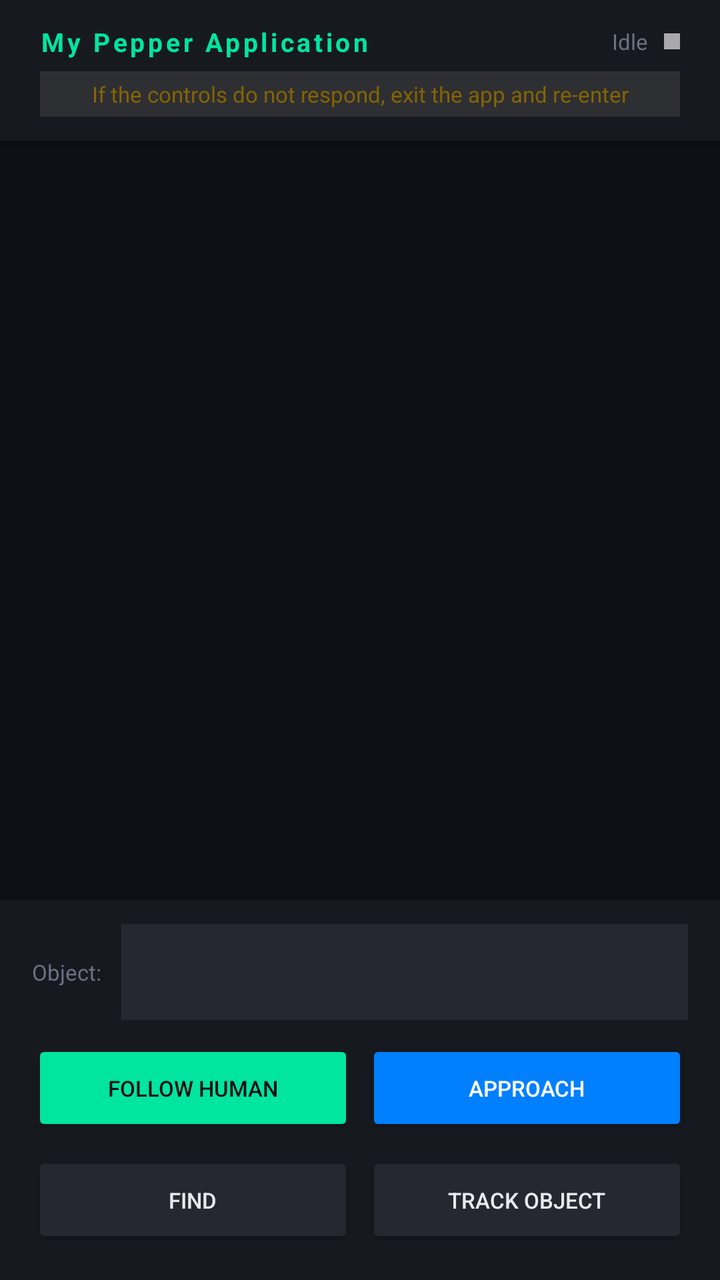
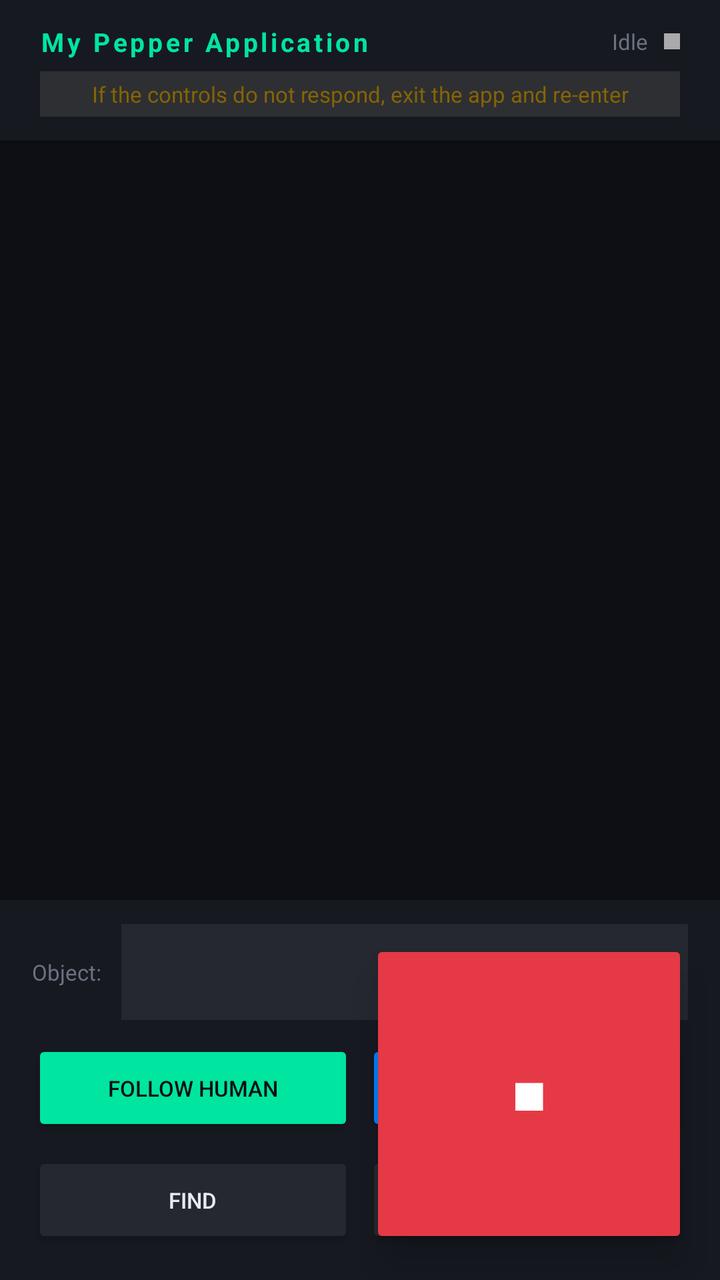

Screens rendered from an Android XML layout before and after an edit, with the pre-edit source and the edit as a unified diff.
<!-- AndroidManifest.xml: activity theme Theme.MyPepperApplication -->
<!-- res/layout/activity_main.xml -->
<?xml version="1.0" encoding="utf-8"?>
<LinearLayout
    xmlns:android="http://schemas.android.com/apk/res/android"
    android:layout_width="match_parent"
    android:layout_height="match_parent"
    android:orientation="vertical"
    android:background="#0D0F14">

    
    <LinearLayout
        android:layout_width="match_parent"
        android:layout_height="wrap_content"
        android:orientation="vertical"
        android:background="#161920"
        android:paddingStart="20dp"
        android:paddingEnd="20dp"
        android:paddingTop="12dp"
        android:paddingBottom="12dp"
        android:elevation="4dp">

        <LinearLayout
            android:layout_width="match_parent"
            android:layout_height="wrap_content"
            android:orientation="horizontal"
            android:gravity="center_vertical">

            <TextView
                android:layout_width="0dp"
                android:layout_height="wrap_content"
                android:layout_weight="1"
                android:text="@string/app_name"
                android:textColor="#00E5A0"
                android:textSize="13sp"
                android:textStyle="bold"
                android:letterSpacing="0.12" />

            <TextView
                android:id="@+id/tvStatus"
                android:layout_width="wrap_content"
                android:layout_height="wrap_content"
                android:text="@string/idle"
                android:textColor="#6B7280"
                android:textSize="11sp" />

            
            <View
                android:id="@+id/viewStatusDot"
                android:layout_width="8dp"
                android:layout_height="8dp"
                android:layout_marginStart="8dp"
                android:background="@android:color/darker_gray" />

        </LinearLayout>

        
        <TextView
            android:id="@+id/tvWarning"
            android:layout_width="match_parent"
            android:layout_height="wrap_content"
            android:layout_marginTop="6dp"
            android:background="#1AFFF3CD"
            android:paddingStart="10dp"
            android:paddingEnd="10dp"
            android:paddingTop="4dp"
            android:paddingBottom="4dp"
            android:text="@string/if_the_controls_do_not_respond_exit_the_app_and_re_enter"
            android:textColor="#856404"
            android:textSize="11sp"
            android:gravity="center"
            android:visibility="visible" />

    </LinearLayout>

    
    <ScrollView
        android:id="@+id/scrollConversation"
        android:layout_width="match_parent"
        android:layout_height="0dp"
        android:layout_weight="1"
        android:clipToPadding="false"
        android:paddingTop="12dp"
        android:paddingBottom="12dp"
        android:fillViewport="false"
        android:scrollbars="none">

        <LinearLayout
            android:id="@+id/llConversation"
            android:layout_width="match_parent"
            android:layout_height="wrap_content"
            android:orientation="vertical"
            android:paddingStart="16dp"
            android:paddingEnd="16dp" />

    </ScrollView>

    
    <LinearLayout
        android:layout_width="match_parent"
        android:layout_height="wrap_content"
        android:orientation="vertical"
        android:background="#161920"
        android:paddingStart="16dp"
        android:paddingEnd="16dp"
        android:paddingTop="12dp"
        android:paddingBottom="16dp"
        android:elevation="4dp">

        
        <LinearLayout
            android:layout_width="match_parent"
            android:layout_height="wrap_content"
            android:orientation="horizontal"
            android:gravity="center_vertical"
            android:layout_marginBottom="10dp">

            <TextView
                android:layout_width="wrap_content"
                android:layout_height="wrap_content"
                android:layout_marginEnd="10dp"
                android:text="@string/object"
                android:textColor="#6B7280"
                android:textSize="11sp" />

            <Spinner
                android:id="@+id/spinnerLabel"
                android:layout_width="0dp"
                android:layout_height="48dp"
                android:layout_weight="1"
                android:background="#252830"
                android:popupBackground="#161920" />

        </LinearLayout>

        
        <LinearLayout
            android:layout_width="match_parent"
            android:layout_height="wrap_content"
            android:orientation="horizontal"
            android:layout_marginBottom="8dp">

            <Button
                android:id="@+id/btnFollowHuman"
                android:layout_width="0dp"
                android:layout_height="48dp"
                android:layout_weight="1"
                android:layout_marginEnd="6dp"
                android:text="@string/follow_human"
                android:textSize="11sp"
                android:backgroundTint="#00E5A0"
                android:textColor="#0D0F14" />

            <Button
                android:id="@+id/btnApproachHuman"
                android:layout_width="0dp"
                android:layout_height="48dp"
                android:layout_weight="1"
                android:text="approach"
                android:textSize="11sp"
                android:backgroundTint="#0080FF"
                android:textColor="#FFFFFF" />

        </LinearLayout>

        
        <LinearLayout
            android:layout_width="match_parent"
            android:layout_height="wrap_content"
            android:orientation="horizontal">

            <Button
                android:id="@+id/btnFindHuman"
                android:layout_width="0dp"
                android:layout_height="48dp"
                android:layout_weight="1"
                android:layout_marginEnd="6dp"
                android:text="find"
                android:textSize="11sp"
                android:backgroundTint="#252830"
                android:textColor="#E8EAF0" />

            <Button
                android:id="@+id/btnTrack"
                android:layout_width="0dp"
                android:layout_height="48dp"
                android:layout_weight="1"
                android:text="@string/track_object"
                android:textSize="11sp"
                android:backgroundTint="#252830"
                android:textColor="#E8EAF0" />

        </LinearLayout>

    </LinearLayout>

</LinearLayout>
<!-- resources referenced by this layout -->
<resources>
  <string name="app_name">My Pepper Application</string>
  <string name="follow_human">Follow Human</string>
  <string name="idle">Idle</string>
  <string name="if_the_controls_do_not_respond_exit_the_app_and_re_enter">If the controls do not respond, exit the app and re-enter</string>
  <string name="object">Object:</string>
  <string name="track_object">Track Object</string>
  <style name="Theme.MyPepperApplication" parent="Theme.AppCompat.Light.NoActionBar">
  
  </style>
</resources>

<!-- the commit's change to res/layout/activity_main.xml (unified diff, before → after) -->
@@ -1,10 +1,14 @@
 <?xml version="1.0" encoding="utf-8"?>
-<LinearLayout
+<FrameLayout
     xmlns:android="http://schemas.android.com/apk/res/android"
     android:layout_width="match_parent"
-    android:layout_height="match_parent"
-    android:orientation="vertical"
-    android:background="#0D0F14">
+    android:layout_height="match_parent">
+
+    <LinearLayout
+        android:layout_width="match_parent"
+        android:layout_height="match_parent"
+        android:orientation="vertical"
+        android:background="#0D0F14">
 
     
     <LinearLayout
@@ -192,4 +196,59 @@
 
     </LinearLayout>
 
-</LinearLayout>
+    </LinearLayout>
+
+    
+    <Button
+        android:id="@+id/btnEmergencyStop"
+        android:layout_width="159dp"
+        android:layout_height="154dp"
+        android:layout_gravity="bottom|end"
+        android:layout_marginEnd="16dp"
+        android:layout_marginBottom="16dp"
+        android:backgroundTint="#E63946"
+        android:contentDescription="@string/emergency_stop"
+        android:elevation="12dp"
+        android:stateListAnimator="@null"
+        android:text="@string/stop_symbol"
+        android:textColor="#FFFFFF"
+        android:textSize="22sp"
+        android:textStyle="bold" />
+
+    <LinearLayout
+        android:id="@+id/llEmergencyBanner"
+        android:layout_width="match_parent"
+        android:layout_height="wrap_content"
+        android:layout_gravity="bottom"
+        android:layout_marginBottom="220dp"
+        android:orientation="horizontal"
+        android:gravity="center_vertical"
+        android:background="#CC1A1D24"
+        android:paddingStart="16dp"
+        android:paddingEnd="16dp"
+        android:paddingTop="10dp"
+        android:paddingBottom="10dp"
+        android:visibility="gone"
+        android:elevation="12dp">
+
+        <TextView
+            android:layout_width="0dp"
+            android:layout_height="wrap_content"
+            android:layout_weight="1"
+            android:text="@string/emergency_stopped_all_actions_halted"
+            android:textColor="#FF6B6B"
+            android:textStyle="bold"
+            android:textSize="12sp" />
+
+        <Button
+            android:id="@+id/btnResetEstop"
+            android:layout_width="wrap_content"
+            android:layout_height="40dp"
+            android:text="@string/reset"
+            android:textSize="12sp"
+            android:backgroundTint="#00E5A0"
+            android:textColor="#0D0F14" />
+
+    </LinearLayout>
+
+</FrameLayout>
<!-- resource entries referenced after the edit -->
@@ -1,10 +1,14 @@
 <!-- resources referenced by this layout -->
 <resources>
   <string name="app_name">My Pepper Application</string>
+  <string name="emergency_stop">Emergency stop — halts all robot actions immediately</string>
+  <string name="emergency_stopped_all_actions_halted">EMERGENCY STOPPED — all actions halted</string>
   <string name="follow_human">Follow Human</string>
   <string name="idle">Idle</string>
   <string name="if_the_controls_do_not_respond_exit_the_app_and_re_enter">If the controls do not respond, exit the app and re-enter</string>
   <string name="object">Object:</string>
+  <string name="reset">RESET</string>
+  <string name="stop_symbol">■</string>
   <string name="track_object">Track Object</string>
   <style name="Theme.MyPepperApplication" parent="Theme.AppCompat.Light.NoActionBar">
   
